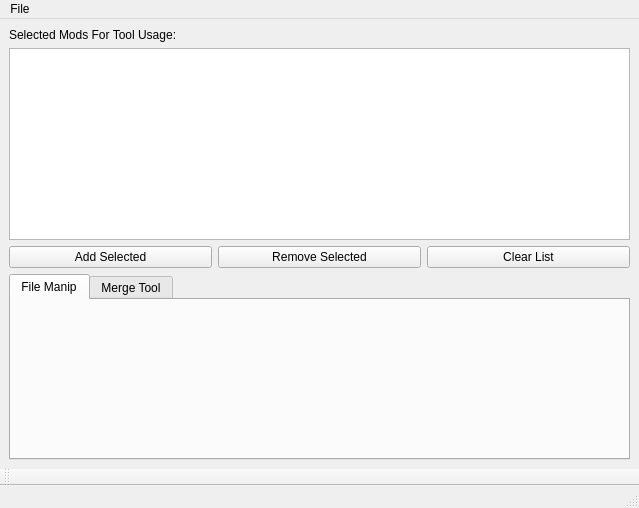
Old version of the form main.ui in the repository squeezylt/agm-qt.
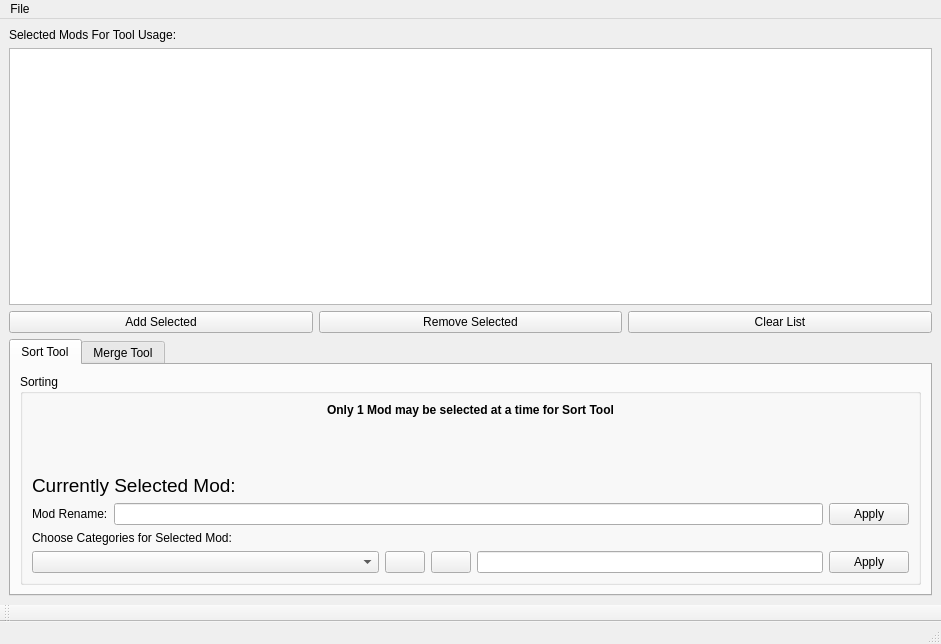
New version of the form. Icons and pictures are not drawn.

Commit message: Add new gui controls for categorizing

The edit to the form file:
```diff
--- a/main.ui
+++ b/main.ui
@@ -6,8 +6,8 @@
    <rect>
     <x>0</x>
     <y>0</y>
-    <width>639</width>
-    <height>508</height>
+    <width>941</width>
+    <height>644</height>
    </rect>
   </property>
   <property name="windowTitle">
@@ -72,8 +72,160 @@
         </property>
         <widget class="QWidget" name="tab">
          <attribute name="title">
-          <string>File Manip</string>
+          <string>Sort Tool</string>
          </attribute>
+         <layout class="QGridLayout" name="gridLayout_2">
+          <item row="0" column="0">
+           <widget class="QGroupBox" name="groupBox">
+            <property name="title">
+             <string>Sorting</string>
+            </property>
+            <layout class="QGridLayout" name="gridLayout_5">
+             <item row="5" column="0">
+              <layout class="QGridLayout" name="gridLayout_4">
+               <item row="0" column="2">
+                <widget class="QPushButton" name="mod_rename_button">
+                 <property name="text">
+                  <string>Apply</string>
+                 </property>
+                </widget>
+               </item>
+               <item row="0" column="0">
+                <widget class="QLabel" name="label_2">
+                 <property name="text">
+                  <string>Mod Rename:</string>
+                 </property>
+                </widget>
+               </item>
+               <item row="0" column="1">
+                <widget class="QLineEdit" name="lineEdit"/>
+               </item>
+              </layout>
+             </item>
+             <item row="8" column="0">
+              <layout class="QGridLayout" name="gridLayout_7">
+               <item row="0" column="2">
+                <widget class="QPushButton" name="plus_button">
+                 <property name="toolTip">
+                  <string extracomment="Add Category Level"/>
+                 </property>
+                 <property name="text">
+                  <string/>
+                 </property>
+                 <property name="icon">
+                  <iconset>
+                   <normaloff>resources/plus.png</normaloff>resources/plus.png</iconset>
+                 </property>
+                </widget>
+               </item>
+               <item row="0" column="4">
+                <widget class="QLineEdit" name="category_edit"/>
+               </item>
+               <item row="0" column="0">
+                <widget class="QComboBox" name="category_combo">
+                 <property name="sizePolicy">
+                  <sizepolicy hsizetype="MinimumExpanding" vsizetype="Fixed">
+                   <horstretch>0</horstretch>
+                   <verstretch>0</verstretch>
+                  </sizepolicy>
+                 </property>
+                 <property name="minimumSize">
+                  <size>
+                   <width>80</width>
+                   <height>0</height>
+                  </size>
+                 </property>
+                 <property name="editable">
+                  <bool>false</bool>
+                 </property>
+                </widget>
+               </item>
+               <item row="0" column="5">
+                <widget class="QPushButton" name="category_name_button">
+                 <property name="text">
+                  <string>Apply</string>
+                 </property>
+                </widget>
+               </item>
+               <item row="0" column="3">
+                <widget class="QPushButton" name="minus_button">
+                 <property name="toolTip">
+                  <string extracomment="Delete Current Category Level"/>
+                 </property>
+                 <property name="text">
+                  <string/>
+                 </property>
+                 <property name="icon">
+                  <iconset>
+                   <normaloff>resources/minus.png</normaloff>resources/minus.png</iconset>
+                 </property>
+                </widget>
+               </item>
+              </layout>
+             </item>
+             <item row="7" column="0">
+              <widget class="QLabel" name="label_3">
+               <property name="text">
+                <string>Choose Categories for Selected Mod:</string>
+               </property>
+              </widget>
+             </item>
+             <item row="1" column="0">
+              <widget class="QLabel" name="label_4">
+               <property name="font">
+                <font>
+                 <weight>75</weight>
+                 <bold>true</bold>
+                </font>
+               </property>
+               <property name="text">
+                <string>Only 1 Mod may be selected at a time for Sort Tool</string>
+               </property>
+               <property name="alignment">
+                <set>Qt::AlignCenter</set>
+               </property>
+              </widget>
+             </item>
+             <item row="3" column="0">
+              <layout class="QHBoxLayout" name="horizontalLayout_2">
+               <item>
+                <widget class="QLabel" name="label_5">
+                 <property name="font">
+                  <font>
+                   <pointsize>14</pointsize>
+                  </font>
+                 </property>
+                 <property name="text">
+                  <string>Currently Selected Mod:</string>
+                 </property>
+                </widget>
+               </item>
+               <item>
+                <widget class="QLabel" name="sort_mod_label">
+                 <property name="text">
+                  <string/>
+                 </property>
+                </widget>
+               </item>
+              </layout>
+             </item>
+             <item row="2" column="0">
+              <spacer name="verticalSpacer">
+               <property name="orientation">
+                <enum>Qt::Vertical</enum>
+               </property>
+               <property name="sizeHint" stdset="0">
+                <size>
+                 <width>20</width>
+                 <height>40</height>
+                </size>
+               </property>
+              </spacer>
+             </item>
+            </layout>
+           </widget>
+          </item>
+         </layout>
         </widget>
         <widget class="QWidget" name="tab_2">
          <attribute name="title">
@@ -91,8 +243,8 @@
     <rect>
      <x>0</x>
      <y>0</y>
-     <width>639</width>
-     <height>30</height>
+     <width>941</width>
+     <height>22</height>
     </rect>
    </property>
    <widget class="QMenu" name="menuFile">
```
Left out of the diff: 14 changed lines with no effect on the pictures. The commit also changes 3 other files.
